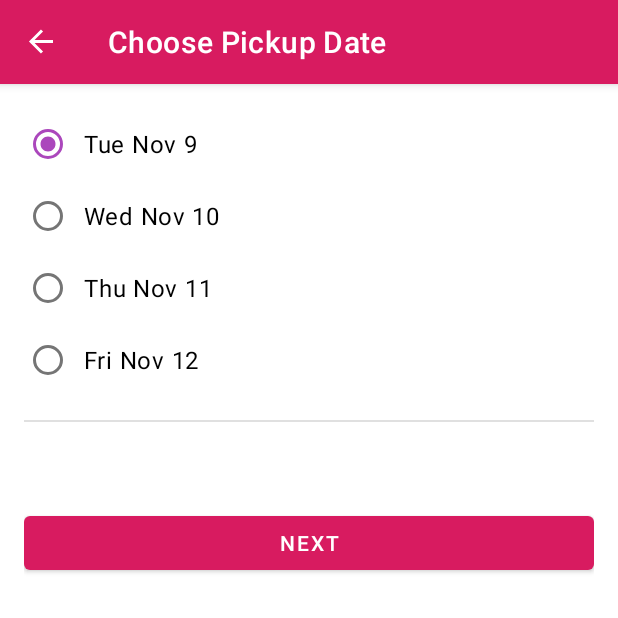
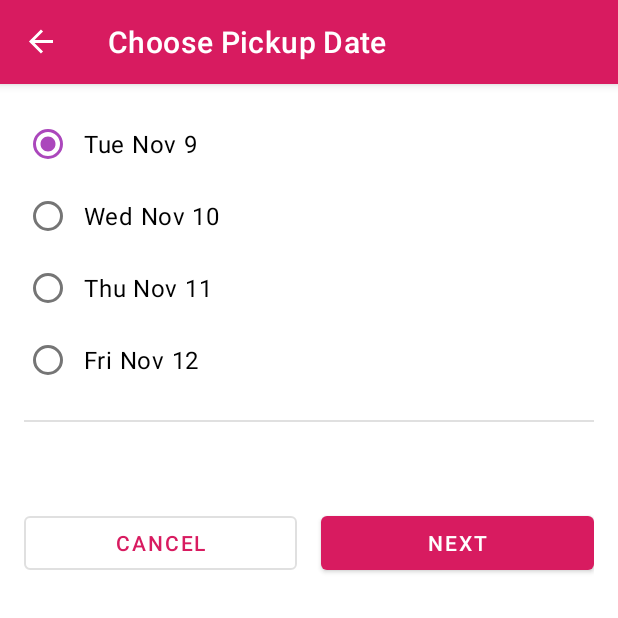
Before and after one commit to mikachen/007_CapcakeOrder, an Android app: the PickupFragment screen opened through its navigation route, on a phone screen of 412 x 824 dp, the top half of it. Run offline under Robolectric (Android 15) with nearby library versions, the phone set to English and light mode, and no system bars; our stand-ins replace data binding, navigation-ui; 2 statements that could not run were skipped.

Commit message:
add cancel feature, custom back stack behavior(popUpToInclusive), implict intent(action_send),fix english gammar error with quantity strings(plurals)

```diff
--- a/app/src/main/java/com/example/cupcake/MainActivity.kt
+++ b/app/src/main/java/com/example/cupcake/MainActivity.kt
@@ -17,22 +17,31 @@ package com.example.cupcake
 
 import android.os.Bundle
 import androidx.appcompat.app.AppCompatActivity
+import androidx.navigation.NavController
 import androidx.navigation.fragment.NavHostFragment
 import androidx.navigation.ui.setupActionBarWithNavController
 
 /**
  * Activity for cupcake order flow.
  */
-class MainActivity : AppCompatActivity(R.layout.activity_main){
+class MainActivity : AppCompatActivity(R.layout.activity_main) {
+
+    private lateinit var navController: NavController
 
     override fun onCreate(savedInstanceState: Bundle?) {
         super.onCreate(savedInstanceState)
 
         val navHostFragment = supportFragmentManager
             .findFragmentById(R.id.nav_host_fragment) as NavHostFragment
-        val navController = navHostFragment.navController
+        navController = navHostFragment.navController
 
+        /** app頂端顯示 <- 返回鍵ActionBar */
         setupActionBarWithNavController(navController)
     }
 
+    /**  <- 返回鍵ActionBar功能開啟 */
+    override fun onSupportNavigateUp(): Boolean {
+        return navController.navigateUp() || super.onSupportNavigateUp()
+    }
+
 }
--- a/app/src/main/java/com/example/cupcake/StartFragment.kt
+++ b/app/src/main/java/com/example/cupcake/StartFragment.kt
@@ -61,7 +61,7 @@ class StartFragment : Fragment() {
         sharedViewModel.setQuantity(quantity)
 
         //set the default flavor as Vanilla if no flavor is set, before navigating to the flavor fragment.
-        if (sharedViewModel.hasNoFlavorSet()){
+        if (sharedViewModel.hasNoFlavorSet()) {
             sharedViewModel.setFlavor(getString(R.string.vanilla))
         }
         findNavController().navigate(R.id.action_startFragment_to_flavorFragment)
--- a/app/src/main/res/layout/activity_main.xml
+++ b/app/src/main/res/layout/activity_main.xml
@@ -1,5 +1,4 @@
-<?xml version="1.0" encoding="utf-8"?>
-<!--
+<?xml version="1.0" encoding="utf-8"?><!--
      Copyright (C) 2020 The Android Open Source Project
 
      Licensed under the Apache License, Version 2.0 (the "License");
@@ -15,8 +14,7 @@
      limitations under the License.
 -->
 <!-- Layout for the main activity -->
-<androidx.constraintlayout.widget.ConstraintLayout
-    xmlns:android="http://schemas.android.com/apk/res/android"
+<androidx.constraintlayout.widget.ConstraintLayout xmlns:android="http://schemas.android.com/apk/res/android"
     xmlns:app="http://schemas.android.com/apk/res-auto"
     xmlns:tools="http://schemas.android.com/tools"
     android:layout_width="match_parent"
--- a/app/src/main/res/layout/fragment_pickup.xml
+++ b/app/src/main/res/layout/fragment_pickup.xml
@@ -1,5 +1,4 @@
-<?xml version="1.0" encoding="utf-8"?>
-<!--
+<?xml version="1.0" encoding="utf-8"?><!--
      Copyright (C) 2020 The Android Open Source Project
 
      Licensed under the Apache License, Version 2.0 (the "License");
@@ -21,9 +20,11 @@
     tools:context=".PickupFragment">
 
     <data>
+
         <variable
             name="viewModel"
             type="com.example.cupcake.model.OrderViewModel" />
+
         <variable
             name="pickupFragment"
             type="com.example.cupcake.PickupFragment" />
@@ -50,38 +51,37 @@
                     android:id="@+id/option0"
                     android:layout_width="wrap_content"
                     android:layout_height="wrap_content"
-                    tools:text="Thursday"
                     android:checked="@{viewModel.date.equals(viewModel.dateOptions[0])}"
                     android:onClick="@{() -> viewModel.setDate(viewModel.dateOptions[0])}"
                     android:text="@{viewModel.dateOptions[0]}"
-                />
+                    tools:text="Thursday" />
 
                 <RadioButton
                     android:id="@+id/option1"
                     android:layout_width="wrap_content"
                     android:layout_height="wrap_content"
-                    tools:text="Friday"
                     android:checked="@{viewModel.date.equals(viewModel.dateOptions[1])}"
                     android:onClick="@{() -> viewModel.setDate(viewModel.dateOptions[1])}"
-                    android:text="@{viewModel.dateOptions[1]}"/>
+                    android:text="@{viewModel.dateOptions[1]}"
+                    tools:text="Friday" />
 
                 <RadioButton
                     android:id="@+id/option2"
                     android:layout_width="wrap_content"
                     android:layout_height="wrap_content"
-                    tools:text="Saturday"
                     android:checked="@{viewModel.date.equals(viewModel.dateOptions[2])}"
                     android:onClick="@{() -> viewModel.setDate(viewModel.dateOptions[2])}"
-                    android:text="@{viewModel.dateOptions[2]}"/>
+                    android:text="@{viewModel.dateOptions[2]}"
+                    tools:text="Saturday" />
 
                 <RadioButton
                     android:id="@+id/option3"
                     android:layout_width="wrap_content"
                     android:layout_height="wrap_content"
-                    tools:text="Sunday"
                     android:checked="@{viewModel.date.equals(viewModel.dateOptions[3])}"
                     android:onClick="@{() -> viewModel.setDate(viewModel.dateOptions[3])}"
-                    android:text="@{viewModel.dateOptions[3]}"/>
+                    android:text="@{viewModel.dateOptions[3]}"
+                    tools:text="Sunday" />
             </RadioGroup>
 
             <View
@@ -101,22 +101,34 @@
                 android:layout_width="wrap_content"
                 android:layout_height="wrap_content"
                 android:layout_marginTop="@dimen/side_margin"
+                android:text="@{@string/subtotal_price(viewModel.price)}"
                 app:layout_constraintEnd_toEndOf="parent"
                 app:layout_constraintTop_toBottomOf="@id/divider"
-                tools:text="Subtotal $5.00"
-                android:text = "@{@string/subtotal_price(viewModel.price)}"/>
+                tools:text="Subtotal $5.00" />
+
+            <Button
+                android:id="@+id/cancel_button"
+                style="?attr/materialButtonOutlinedStyle"
+                android:layout_width="0dp"
+                android:layout_height="wrap_content"
+                android:layout_marginEnd="@dimen/side_margin"
+                android:onClick="@{() -> pickupFragment.cancelOrder()}"
+                android:text="@string/cancel"
+                app:layout_constraintEnd_toStartOf="@id/next_button"
+                app:layout_constraintStart_toStartOf="parent"
+                app:layout_constraintTop_toTopOf="@id/next_button" />
 
             <Button
                 android:id="@+id/next_button"
                 android:layout_width="0dp"
                 android:layout_height="wrap_content"
                 android:layout_marginTop="@dimen/side_margin"
+                android:onClick="@{() -> pickupFragment.goToNextScreen()}"
                 android:text="@string/next"
                 app:layout_constraintBottom_toBottomOf="parent"
                 app:layout_constraintEnd_toEndOf="parent"
-                app:layout_constraintStart_toStartOf="parent"
-                app:layout_constraintTop_toBottomOf="@id/subtotal"
-                android:onClick="@{() -> pickupFragment.goToNextScreen()}"/>
+                app:layout_constraintStart_toEndOf="@id/cancel_button"
+                app:layout_constraintTop_toBottomOf="@id/subtotal" />
 
         </androidx.constraintlayout.widget.ConstraintLayout>
     </ScrollView>
--- a/app/src/main/res/navigation/nav_graph.xml
+++ b/app/src/main/res/navigation/nav_graph.xml
@@ -35,6 +35,11 @@
         <action
             android:id="@+id/action_flavorFragment_to_pickupFragment"
             app:destination="@id/pickupFragment" />
+        <action
+            android:id="@+id/action_flavorFragment_to_startFragment"
+            app:destination="@id/startFragment"
+            app:popUpTo="@id/startFragment"
+            app:popUpToInclusive="true" />
     </fragment>
     <fragment
         android:id="@+id/pickupFragment"
@@ -44,10 +49,21 @@
         <action
             android:id="@+id/action_pickupFragment_to_summaryFragment"
             app:destination="@id/summaryFragment" />
+        <action
+            android:id="@+id/action_pickupFragment_to_startFragment"
+            app:destination="@id/startFragment"
+            app:popUpTo="@id/startFragment"
+            app:popUpToInclusive="true" />
     </fragment>
     <fragment
         android:id="@+id/summaryFragment"
         android:name="com.example.cupcake.SummaryFragment"
         android:label="@string/order_summary"
-        tools:layout="@layout/fragment_summary" />
+        tools:layout="@layout/fragment_summary">
+        <action
+            android:id="@+id/action_summaryFragment_to_startFragment"
+            app:destination="@id/startFragment"
+            app:popUpTo="@id/startFragment"
+            app:popUpToInclusive="true" />
+    </fragment>
 </navigation>
```
Also changed, not shown: app/src/main/java/com/example/cupcake/FlavorFragment.kt (+8 -1 lines), app/src/main/java/com/example/cupcake/PickupFragment.kt (+8 -1 lines), app/src/main/java/com/example/cupcake/SummaryFragment.kt (+34 -2 lines), app/src/main/java/com/example/cupcake/model/OrderViewModel.kt (+13 -11 lines), app/src/main/res/layout/fragment_flavor.xml (+18 -5 lines), app/src/main/res/layout/fragment_start.xml (+9 -8 lines), app/src/main/res/layout/fragment_summary.xml (+22 -12 lines), app/src/main/res/values/strings.xml (+7 -1 lines).
